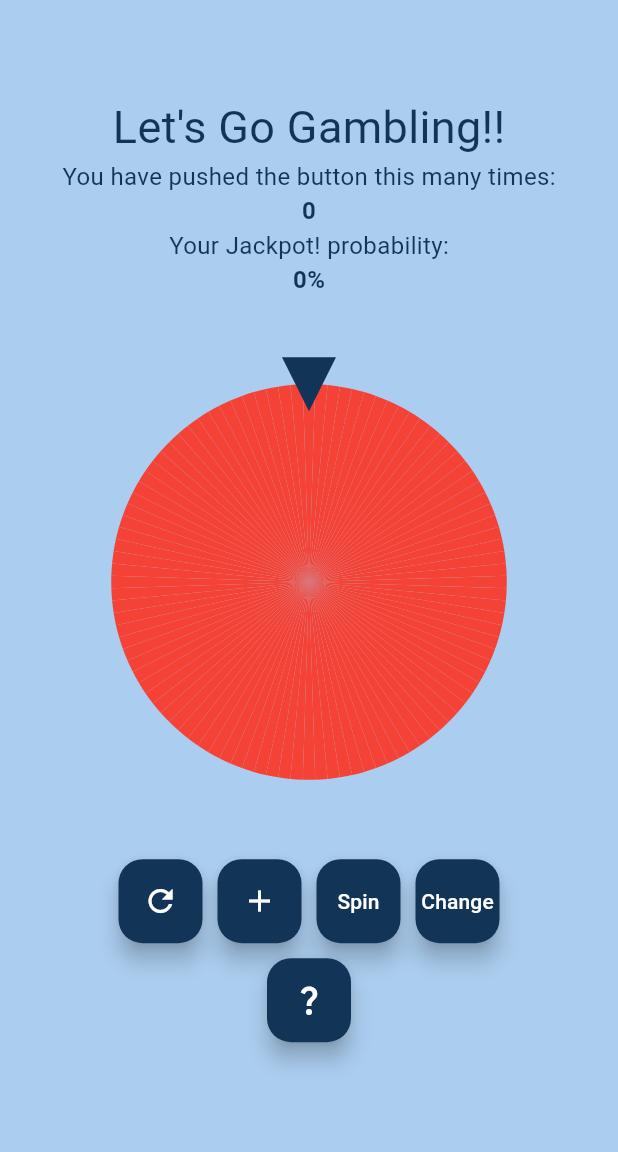
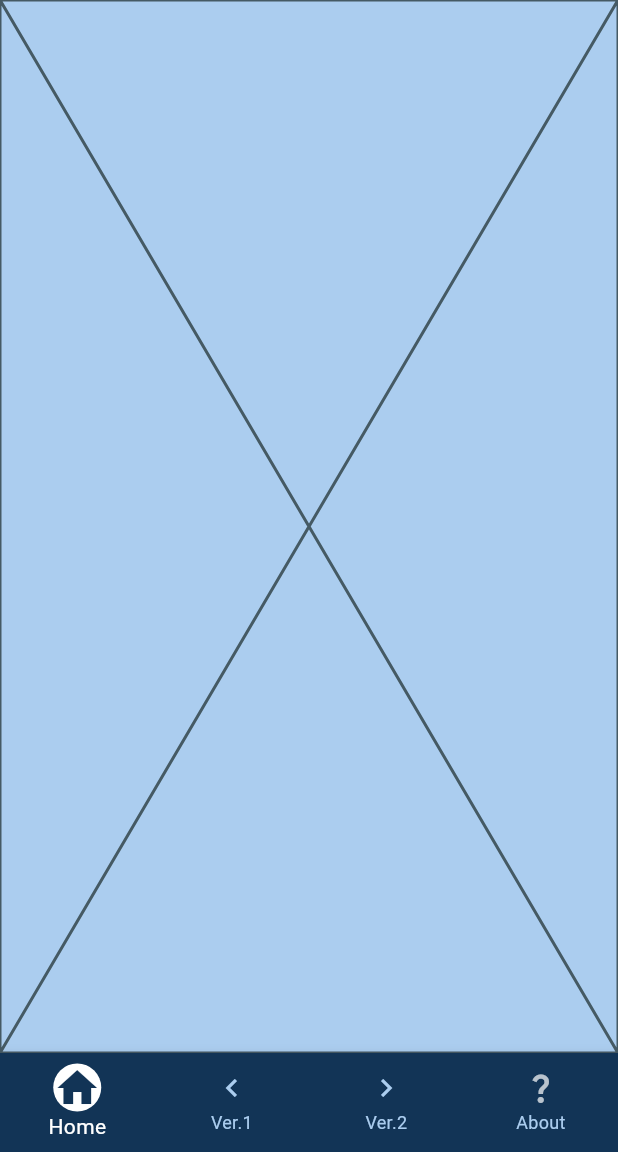
Before and after one commit to githubbingry/KeepPushingTheButton, a Flutter app: the screen it shows after launch, on a phone screen of 412 x 824 dp, the part 84-1236 px from its top. Run offline on Flutter 3.47's test engine with Material 3 defaults, Android fonts, the phone set to English and light mode, and no system bars; drawn by our look-alikes of flutter_fortune_wheel.

Commit message:
making bottom navbar, making format for pages, refactoring file structure

```diff
--- a/lib/main.dart
+++ b/lib/main.dart
@@ -1,5 +1,5 @@
 import 'package:flutter/material.dart';
-import 'package:jackpot_counter/homepage.dart';
+import 'package:jackpot_counter/pages/homepage.dart';
 
 void main() {
   runApp(const MyApp());
@@ -13,6 +13,7 @@ class MyApp extends StatelessWidget {
     return const MaterialApp(
       title: 'Keep Pushing the Button!',
       home: HomePage(),
+      // home: VersionOnePage(),
     );
   }
 }
--- /dev/null
+++ b/lib/pages/homepage.dart
@@ -0,0 +1,14 @@
+import 'package:flutter/material.dart';
+import 'package:jackpot_counter/reusable.dart';
+
+class HomePage extends StatelessWidget {
+  const HomePage({super.key});
+
+  @override
+  Widget build(BuildContext context) {
+    return FormatPage(
+      selectedIndex: PageNum.home.index,
+      body: const Placeholder(),
+    );
+  }
+}
--- a/lib/homepage.dart
+++ b/lib/pages/version_one_page.dart
@@ -5,14 +5,14 @@ import "package:flutter/material.dart";
 import "package:flutter_fortune_wheel/flutter_fortune_wheel.dart";
 import "package:jackpot_counter/reusable.dart";
 
-class HomePage extends StatefulWidget {
-  const HomePage({super.key});
+class VersionOnePage extends StatefulWidget {
+  const VersionOnePage({super.key});
 
   @override
-  State<HomePage> createState() => _HomePageState();
+  State<VersionOnePage> createState() => _VersionOnePageState();
 }
 
-class _HomePageState extends State<HomePage> {
+class _VersionOnePageState extends State<VersionOnePage> {
   int counter = 0;
   int jackpotProb = 0;
   int outcome = 0;
@@ -63,7 +63,7 @@ class _HomePageState extends State<HomePage> {
   List<Widget> texts() {
     return [
       const Text(
-        "Let's Go Gambling!!",
+        "Let's Go Gambling!! (ver.1)",
         style: TextStyle(
           color: Col.darkBlue,
           fontSize: 30,
@@ -337,8 +337,8 @@ class _HomePageState extends State<HomePage> {
     );
   }
 
-  //MARK: alertAbout
-  void alertAbout() {
+  //MARK: alertAboutVer1
+  void alertAboutVer1() {
     showDialog(
       context: context,
       builder: (context) => AlertDialog(
@@ -375,8 +375,8 @@ class _HomePageState extends State<HomePage> {
     );
   }
 
-  //MARK: buttonsRow1
-  List<Widget> buttonsRow1() {
+  //MARK: buttons
+  List<Widget> buttons() {
     return [
       Padding(
         padding: const EdgeInsets.fromLTRB(5, 0, 5, 10),
@@ -458,27 +458,19 @@ class _HomePageState extends State<HomePage> {
           ),
         ),
       ),
-    ];
-  }
-
-  //TODO: Make a new button to navigate to another page that add [0.01, 0.05] instead
-
-  //MARK: buttonsRow2
-  List<Widget> buttonsRow2() {
-    return [
       Padding(
         padding: const EdgeInsets.fromLTRB(5, 0, 5, 10),
         child: FloatingActionButton(
           onPressed: () {
             setState(() {
-              alertAbout();
+              alertAboutVer1();
             });
           },
-          tooltip: "Information about this page",
-          backgroundColor: Col.darkBlue,
-          child: const Icon(
+          tooltip: "About this page",
+          backgroundColor: spinning ? Col.disabledDarkBlue : Col.darkBlue,
+          child: Icon(
             Icons.question_mark,
-            color: Col.textWhite,
+            color: spinning ? Col.disabledTextWhite : Col.textWhite,
           ),
         ),
       ),
@@ -488,15 +480,8 @@ class _HomePageState extends State<HomePage> {
   //MARK: Widget build
   @override
   Widget build(BuildContext context) {
-    return Scaffold(
-      appBar: AppBar(
-        backgroundColor: Col.darkBlue,
-        title: const Text(
-          "Keep Pushing the Button!",
-          style: TextStyle(color: Col.textWhite),
-        ),
-      ),
-      backgroundColor: Col.greyBlue,
+    return FormatPage(
+      selectedIndex: PageNum.ver1.index,
       body: Center(
         child: Column(
           mainAxisAlignment: MainAxisAlignment.center,
@@ -515,13 +500,7 @@ class _HomePageState extends State<HomePage> {
             Row(
               mainAxisAlignment: MainAxisAlignment.center,
               children: [
-                ...buttonsRow1(),
-              ],
-            ),
-            Row(
-              mainAxisAlignment: MainAxisAlignment.center,
-              children: [
-                ...buttonsRow2(),
+                ...buttons(),
               ],
             ),
           ],
--- /dev/null
+++ b/lib/pages/version_two_page.dart
@@ -0,0 +1,21 @@
+import 'package:flutter/material.dart';
+import 'package:jackpot_counter/reusable.dart';
+
+class VersionTwoPage extends StatefulWidget {
+  const VersionTwoPage({super.key});
+
+  @override
+  State<StatefulWidget> createState() => _VersionTwoPageState();
+}
+
+class _VersionTwoPageState extends State<VersionTwoPage> {
+  //TODO: implement jackpot that add [0.01, 0.05]
+
+  @override
+  Widget build(BuildContext context) {
+    return FormatPage(
+      selectedIndex: PageNum.ver2.index,
+      body: const Placeholder(),
+    );
+  }
+}
--- a/lib/reusable.dart
+++ b/lib/reusable.dart
@@ -1,10 +1,158 @@
 import 'package:flutter/material.dart';
+import 'package:jackpot_counter/pages/homepage.dart';
+import 'package:jackpot_counter/pages/version_one_page.dart';
+import 'package:jackpot_counter/pages/version_two_page.dart';
 
 class Col {
   static const Color greyBlue = Color.fromARGB(255, 171, 205, 239);
   static const Color darkBlue = Color.fromARGB(255, 18, 52, 86);
   static const Color disabledDarkBlue = Color.fromARGB(180, 18, 52, 86);
   static const Color disabledTextWhite = Color.fromARGB(180, 255, 255, 255);
+  static const Color transparent = Color(0x00000000);
   static const Color textWhite = Colors.white;
   static const Color textBlack = Colors.black;
 }
+
+enum PageNum {
+  home,
+  ver1,
+  ver2,
+  about,
+}
+
+class FormatPage extends StatefulWidget {
+  const FormatPage({
+    super.key,
+    required this.selectedIndex,
+    required this.body,
+  });
+
+  final int selectedIndex;
+  final Widget body;
+
+  @override
+  State<StatefulWidget> createState() => _FormatPageState();
+}
+
+class _FormatPageState extends State<FormatPage> {
+  @override
+  Widget build(BuildContext context) {
+    return Scaffold(
+      appBar: AppBar(
+        backgroundColor: Col.darkBlue,
+        title: const Text(
+          "Keep Pushing the Button!",
+          style: TextStyle(color: Col.textWhite),
+        ),
+      ),
+      backgroundColor: Col.greyBlue,
+      body: Center(child: widget.body),
+      bottomNavigationBar: BottomNavigationBar(
+        items: [
+          BottomNavigationBarItem(
+            icon: const Icon(
+              Icons.home,
+              color: Col.greyBlue,
+            ),
+            activeIcon: Container(
+              decoration: const BoxDecoration(
+                shape: BoxShape.circle,
+                color: Col.textWhite,
+              ),
+              child: const Icon(
+                Icons.home,
+                color: Col.darkBlue,
+              ),
+            ),
+            label: 'Home',
+          ),
+          BottomNavigationBarItem(
+            icon: const Icon(
+              Icons.navigate_before,
+              color: Col.greyBlue,
+            ),
+            activeIcon: Container(
+              decoration: const BoxDecoration(
+                shape: BoxShape.circle,
+                color: Col.textWhite,
+              ),
+              child: const Icon(
+                Icons.navigate_before,
+                color: Col.darkBlue,
+              ),
+            ),
+            label: 'Ver.1',
+          ),
+          BottomNavigationBarItem(
+            icon: const Icon(
+              Icons.navigate_next,
+              color: Col.greyBlue,
+            ),
+            activeIcon: Container(
+              decoration: const BoxDecoration(
+                shape: BoxShape.circle,
+                color: Col.textWhite,
+              ),
+              child: const Icon(
+                Icons.navigate_next,
+                color: Col.darkBlue,
+              ),
+            ),
+            label: 'Ver.2',
+          ),
+          BottomNavigationBarItem(
+            icon: const Icon(
+              Icons.question_mark,
+              color: Col.disabledTextWhite,
+            ),
+            activeIcon: Container(
+              decoration: const BoxDecoration(
+                shape: BoxShape.circle,
+                color: Col.textWhite,
+              ),
+              child: const Icon(
+                Icons.question_mark,
+                color: Col.darkBlue,
+              ),
+            ),
+            label: 'About',
+          ),
+        ],
+        type: BottomNavigationBarType.fixed,
+        backgroundColor: Col.darkBlue,
+        selectedFontSize: 14,
+        selectedIconTheme: const IconThemeData(size: 32),
+        selectedItemColor: Col.textWhite,
+        unselectedItemColor: Col.greyBlue,
+        currentIndex: widget.selectedIndex,
+        onTap: (int index) {
+          switch (index) {
+            case 0: // home
+              Navigator.of(context).push(
+                MaterialPageRoute(
+                  builder: (context) => const HomePage(),
+                ),
+              );
+              break;
+            case 1: // ver.1
+              Navigator.of(context).push(
+                MaterialPageRoute(
+                  builder: (context) => const VersionOnePage(),
+                ),
+              );
+              break;
+            case 2: // ver.2
+              Navigator.of(context).push(
+                MaterialPageRoute(
+                  builder: (context) => const VersionTwoPage(),
+                ),
+              );
+              break;
+            case 3: // about this app
+              break;
+          }
+        },
+      ),
+    );
+  }
+}
```
